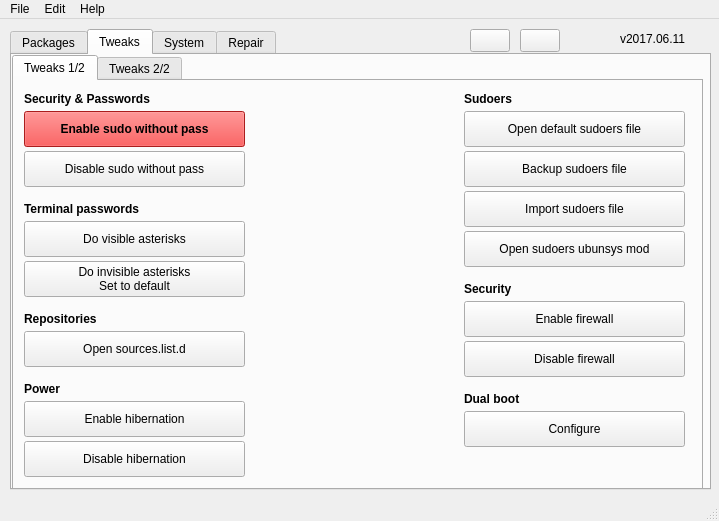
Qt form mainwindow.ui (adgellida/ubunsys) before a commit.
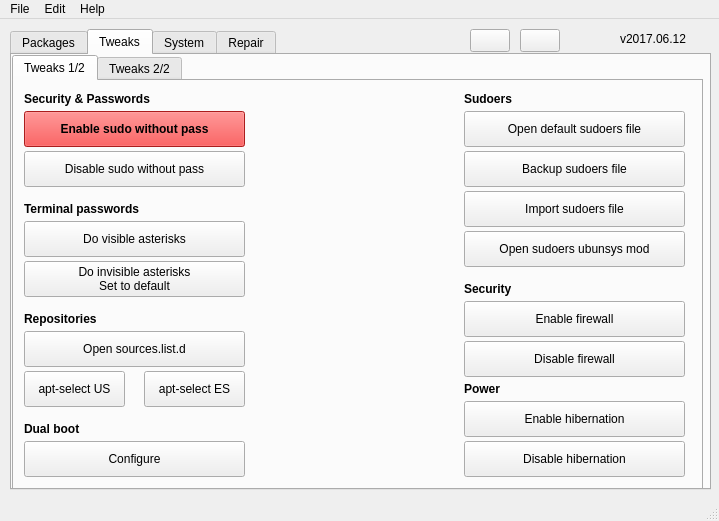
The same form after that commit. The open tabs and pages were chosen to show the change. Icons and pictures are not drawn.

```diff
--- a/mainwindow.ui
+++ b/mainwindow.ui
@@ -2427,7 +2427,7 @@
        <widget class="QLabel" name="label_8">
         <property name="geometry">
          <rect>
-          <x>10</x>
+          <x>450</x>
           <y>300</y>
           <width>141</width>
           <height>16</height>
@@ -2493,7 +2493,7 @@
        <widget class="QPushButton" name="disableHibernationButton">
         <property name="geometry">
          <rect>
-          <x>10</x>
+          <x>450</x>
           <y>360</y>
           <width>221</width>
           <height>36</height>
@@ -2549,7 +2549,7 @@
        <widget class="QPushButton" name="enableHibernationButton">
         <property name="geometry">
          <rect>
-          <x>10</x>
+          <x>450</x>
           <y>320</y>
           <width>221</width>
           <height>36</height>
@@ -3255,8 +3255,8 @@
        <widget class="QLabel" name="label_32">
         <property name="geometry">
          <rect>
-          <x>450</x>
-          <y>310</y>
+          <x>10</x>
+          <y>340</y>
           <width>141</width>
           <height>16</height>
          </rect>
@@ -3274,8 +3274,8 @@
        <widget class="QPushButton" name="runGrubcustomizerButton">
         <property name="geometry">
          <rect>
-          <x>450</x>
-          <y>330</y>
+          <x>10</x>
+          <y>360</y>
           <width>221</width>
           <height>36</height>
          </rect>
@@ -3327,6 +3327,62 @@
          <bool>false</bool>
         </property>
        </widget>
+       <widget class="QPushButton" name="aptselect_US">
+        <property name="geometry">
+         <rect>
+          <x>10</x>
+          <y>290</y>
+          <width>101</width>
+          <height>36</height>
+         </rect>
+        </property>
+        <property name="whatsThis">
+         <string/>
+        </property>
+        <property name="text">
+         <string>apt-select US</string>
+        </property>
+        <property name="iconSize">
+         <size>
+          <width>30</width>
+          <height>30</height>
+         </size>
+        </property>
+        <property name="shortcut">
+         <string/>
+        </property>
+        <property name="checkable">
+         <bool>false</bool>
+        </property>
+       </widget>
+       <widget class="QPushButton" name="aptselect_ES">
+        <property name="geometry">
+         <rect>
+          <x>130</x>
+          <y>290</y>
+          <width>101</width>
+          <height>36</height>
+         </rect>
+        </property>
+        <property name="whatsThis">
+         <string/>
+        </property>
+        <property name="text">
+         <string>apt-select ES</string>
+        </property>
+        <property name="iconSize">
+         <size>
+          <width>30</width>
+          <height>30</height>
+         </size>
+        </property>
+        <property name="shortcut">
+         <string/>
+        </property>
+        <property name="checkable">
+         <bool>false</bool>
+        </property>
+       </widget>
       </widget>
       <widget class="QWidget" name="tab_7">
        <attribute name="title">
@@ -4911,7 +4967,7 @@
      </rect>
     </property>
     <property name="text">
-     <string>v2017.06.11</string>
+     <string>v2017.06.12</string>
     </property>
    </widget>
    <widget class="QPushButton" name="updateAppButton">
```
Left out of the diff: 56 changed lines with no effect on the pictures.
